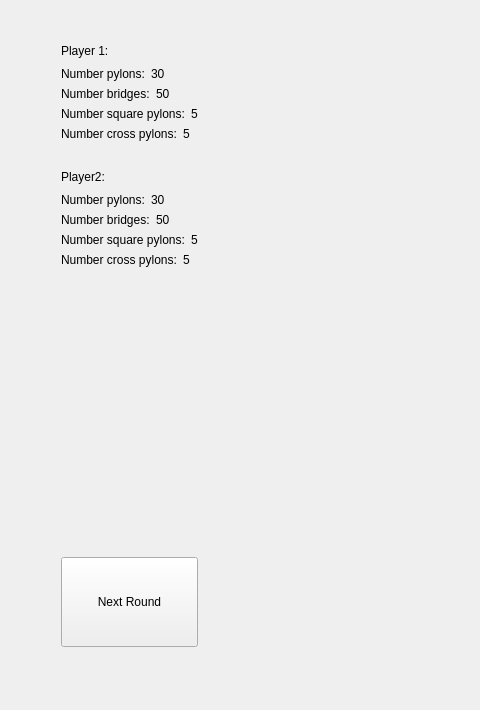
Offuru/Left-4-Code, file GUI/GameWindow.ui: the form before one commit; both pictures show x 0 to 480 and y 0 to 710 of the 1100 by 710 pixel window.
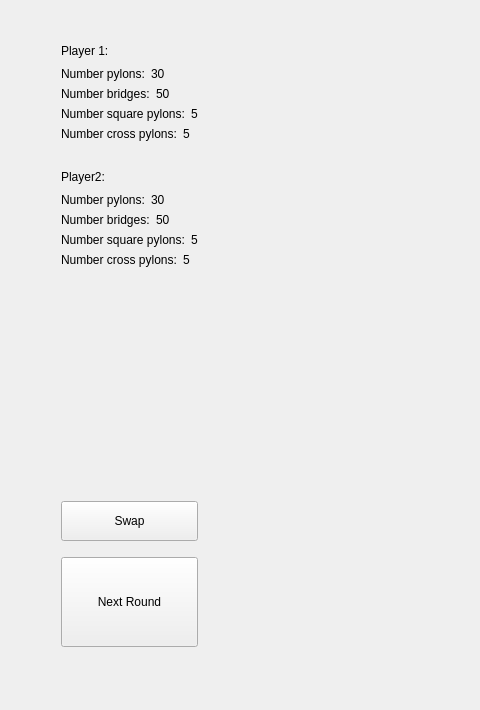
The form after the commit. Icons and pictures are not drawn.

Commit message: Added swap players functionality for the second round

Diff of the .ui file:
```diff
--- a/GUI/GameWindow.ui
+++ b/GUI/GameWindow.ui
@@ -273,6 +273,44 @@
           </property>
          </spacer>
         </item>
+        <item>
+         <widget class="QPushButton" name="swapPlayersButton">
+          <property name="enabled">
+           <bool>true</bool>
+          </property>
+          <property name="sizePolicy">
+           <sizepolicy hsizetype="Maximum" vsizetype="Maximum">
+            <horstretch>1</horstretch>
+            <verstretch>1</verstretch>
+           </sizepolicy>
+          </property>
+          <property name="maximumSize">
+           <size>
+            <width>200</width>
+            <height>40</height>
+           </size>
+          </property>
+          <property name="text">
+           <string>Swap</string>
+          </property>
+         </widget>
+        </item>
+        <item>
+         <spacer name="verticalSpacer_3">
+          <property name="orientation">
+           <enum>Qt::Vertical</enum>
+          </property>
+          <property name="sizeType">
+           <enum>QSizePolicy::Fixed</enum>
+          </property>
+          <property name="sizeHint" stdset="0">
+           <size>
+            <width>20</width>
+            <height>10</height>
+           </size>
+          </property>
+         </spacer>
+        </item>
         <item>
          <widget class="QPushButton" name="nextRoundButton">
           <property name="sizePolicy">
```
The commit also changes 4 other files.
